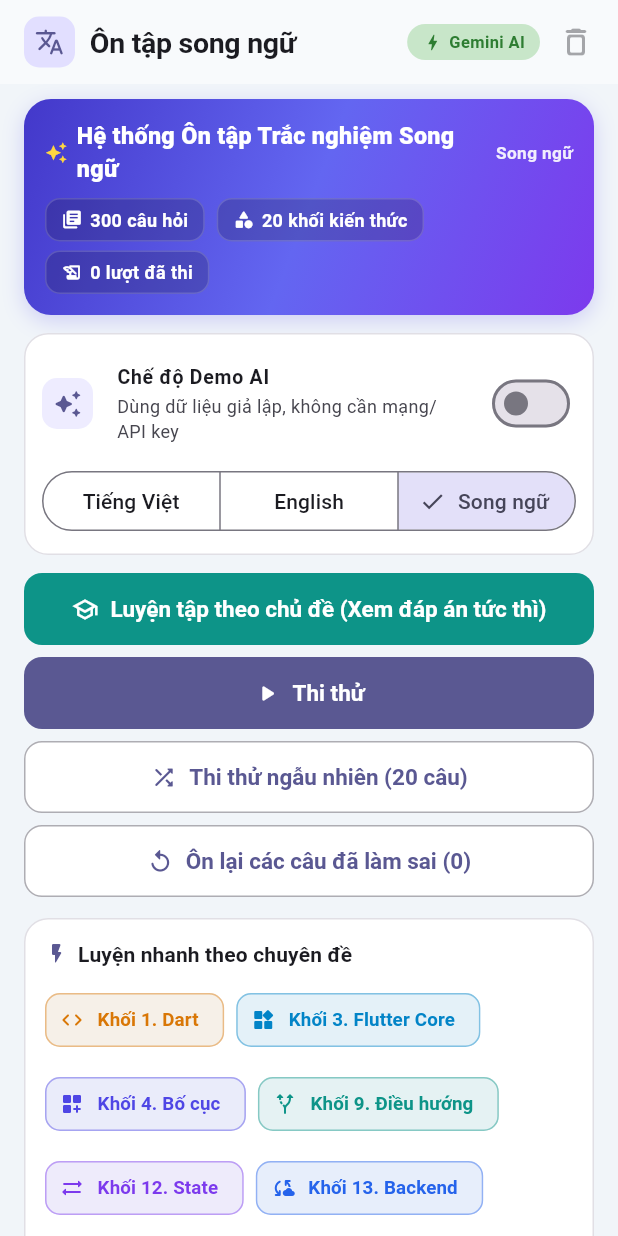
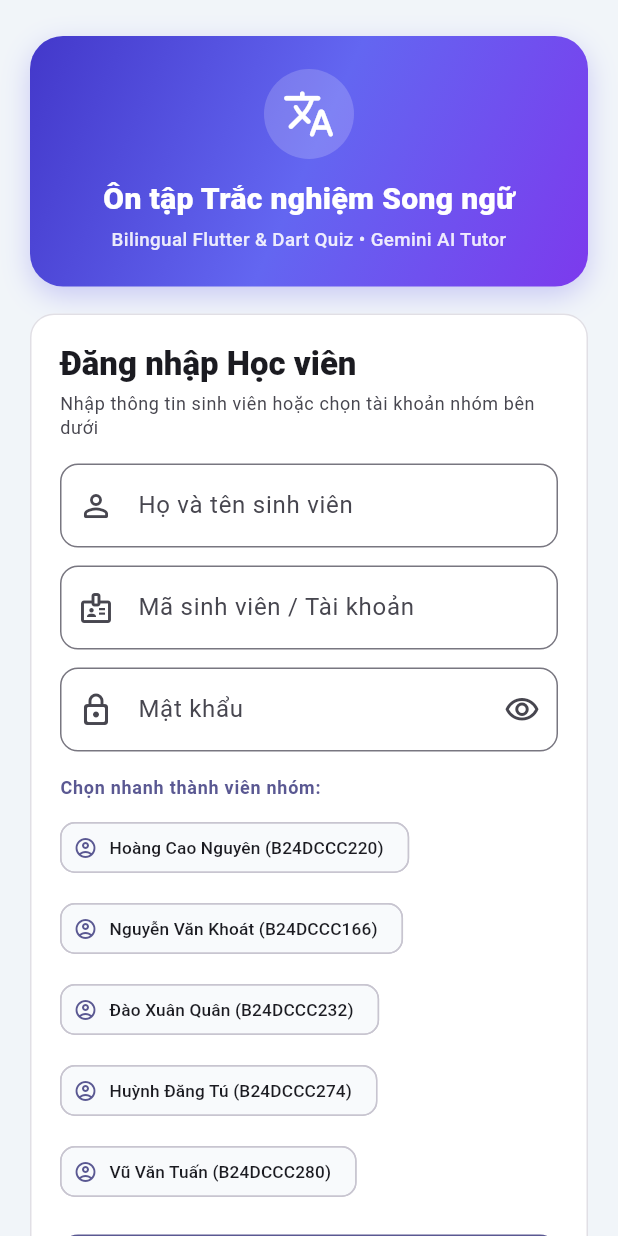
Before and after one commit to nguyenHoang-dev/BTTH_APP_MOBILE, a Flutter app: the screen it shows after launch, on a phone screen of 412 x 824 dp. Run offline on Flutter 3.47's test engine with Material 3 defaults, Android fonts, the phone set to English and light mode, and no system bars; our stand-ins replace device_info_plus, dio, sqflite; accounts and stored records are empty.

Commit message:
feat(auth): add simple student LoginScreen with team quick-fill and logout

```diff
--- a/mobile/lib/app.dart
+++ b/mobile/lib/app.dart
@@ -8,6 +8,7 @@ import 'providers/practice_provider.dart';
 import 'providers/quiz_provider.dart';
 import 'providers/settings_provider.dart';
 import 'screens/home_screen.dart';
+import 'screens/login_screen.dart';
 
 class BilingualQuizApp extends StatelessWidget {
   const BilingualQuizApp({super.key, required this.dependencies});
@@ -111,11 +112,13 @@ class BilingualQuizApp extends StatelessWidget {
           create: (_) => AIProvider(aiRepository: d.aiRepository),
         ),
       ],
-      child: MaterialApp(
-        title: 'Ôn tập trắc nghiệm song ngữ',
-        debugShowCheckedModeBanner: false,
-        theme: buildTheme(),
-        home: const HomeScreen(),
+      child: Consumer<SettingsProvider>(
+        builder: (context, settings, _) => MaterialApp(
+          title: 'Ôn tập trắc nghiệm song ngữ',
+          debugShowCheckedModeBanner: false,
+          theme: buildTheme(),
+          home: settings.isLoggedIn ? const HomeScreen() : const LoginScreen(),
+        ),
       ),
     );
   }
--- a/mobile/lib/providers/settings_provider.dart
+++ b/mobile/lib/providers/settings_provider.dart
@@ -3,17 +3,31 @@ import 'package:flutter/foundation.dart';
 import '../core/config/app_config.dart';
 import '../models/localized_text.dart';
 
-/// Cài đặt người dùng: Demo Mode & ngôn ngữ hiển thị.
+/// Cài đặt người dùng: Demo Mode, ngôn ngữ hiển thị & thông tin đăng nhập học viên.
 class SettingsProvider extends ChangeNotifier {
-  SettingsProvider({bool? demoMode, AppLanguage language = AppLanguage.both})
-      : _demoMode = demoMode ?? AppConfig.demoModeByDefault,
-        _language = language; // ignore: prefer_initializing_formals
+  SettingsProvider({
+    bool? demoMode,
+    AppLanguage language = AppLanguage.both,
+    bool isLoggedIn = false,
+    String studentName = '',
+    String studentId = '',
+  })  : _demoMode = demoMode ?? AppConfig.demoModeByDefault,
+        _language = language, // ignore: prefer_initializing_formals
+        _isLoggedIn = isLoggedIn, // ignore: prefer_initializing_formals
+        _studentName = studentName, // ignore: prefer_initializing_formals
+        _studentId = studentId; // ignore: prefer_initializing_formals
 
   bool _demoMode;
   AppLanguage _language;
+  bool _isLoggedIn;
+  String _studentName;
+  String _studentId;
 
   bool get demoMode => _demoMode;
   AppLanguage get language => _language;
+  bool get isLoggedIn => _isLoggedIn;
+  String get studentName => _studentName;
+  String get studentId => _studentId;
 
   void setDemoMode(bool value) {
     if (_demoMode == value) return;
@@ -26,4 +40,16 @@ class SettingsProvider extends ChangeNotifier {
     _language = value;
     notifyListeners();
   }
+
+  void login({required String name, required String studentId}) {
+    _studentName = name.trim();
+    _studentId = studentId.trim().toUpperCase();
+    _isLoggedIn = true;
+    notifyListeners();
+  }
+
+  void logout() {
+    _isLoggedIn = false;
+    notifyListeners();
+  }
 }
--- a/mobile/lib/screens/home_screen.dart
+++ b/mobile/lib/screens/home_screen.dart
@@ -173,6 +173,13 @@ class _HomeScreenState extends State<HomeScreen> {
             icon: const Icon(Icons.delete_outline_rounded),
             onPressed: canClear ? _confirmClearHistory : null,
           ),
+          if (settings.isLoggedIn)
+            IconButton(
+              key: const Key('logout_button'),
+              tooltip: 'Đăng xuất',
+              icon: const Icon(Icons.logout_rounded),
+              onPressed: settings.logout,
+            ),
           const SizedBox(width: 4),
         ],
       ),
@@ -312,6 +319,36 @@ class _HeroBanner extends StatelessWidget {
             ],
           ),
           const SizedBox(height: 8),
+          if (settings.studentName.isNotEmpty) ...[
+            Container(
+              padding: const EdgeInsets.symmetric(horizontal: 10, vertical: 5),
+              decoration: BoxDecoration(
+                color: Colors.white.withValues(alpha: 0.16),
+                borderRadius: BorderRadius.circular(10),
+              ),
+              child: Row(
+                mainAxisSize: MainAxisSize.min,
+                children: [
+                  const Icon(Icons.person_rounded, size: 15, color: Colors.white),
+                  const SizedBox(width: 6),
+                  Flexible(
+                    child: Text(
+                      settings.studentId.isNotEmpty
+                          ? 'Học viên: ${settings.studentName} (${settings.studentId})'
+                          : 'Học viên: ${settings.studentName}',
+                      style: const TextStyle(
+                        color: Colors.white,
+                        fontSize: 12,
+                        fontWeight: FontWeight.w700,
+                      ),
+                      overflow: TextOverflow.ellipsis,
+                    ),
+                  ),
+                ],
+              ),
+            ),
+            const SizedBox(height: 8),
+          ],
           Wrap(
             spacing: 8,
             runSpacing: 6,
--- /dev/null
+++ b/mobile/lib/screens/login_screen.dart
@@ -0,0 +1,285 @@
+import 'package:flutter/material.dart';
+import 'package:provider/provider.dart';
+
+import '../providers/settings_provider.dart';
+
+/// Màn hình Đăng nhập đơn giản cho học viên trước khi vào trang chủ.
+class LoginScreen extends StatefulWidget {
+  const LoginScreen({super.key});
+
+  @override
+  State<LoginScreen> createState() => _LoginScreenState();
+}
+
+class _LoginScreenState extends State<LoginScreen> {
+  final _formKey = GlobalKey<FormState>();
+  final _nameController = TextEditingController();
+  final _idController = TextEditingController();
+  final _passwordController = TextEditingController();
+  bool _obscurePassword = true;
+
+  static const List<({String name, String id})> _teamMembers = [
+    (name: 'Hoàng Cao Nguyên', id: 'B24DCCC220'),
+    (name: 'Nguyễn Văn Khoát', id: 'B24DCCC166'),
+    (name: 'Đào Xuân Quân', id: 'B24DCCC232'),
+    (name: 'Huỳnh Đăng Tú', id: 'B24DCCC274'),
+    (name: 'Vũ Văn Tuấn', id: 'B24DCCC280'),
+  ];
+
+  @override
+  void dispose() {
+    _nameController.dispose();
+    _idController.dispose();
+    _passwordController.dispose();
+    super.dispose();
+  }
+
+  void _fillMember(({String name, String id}) member) {
+    setState(() {
+      _nameController.text = member.name;
+      _idController.text = member.id;
+      if (_passwordController.text.isEmpty) {
+        _passwordController.text = '123456';
+      }
+    });
+  }
+
+  void _submitLogin() {
+    if (!(_formKey.currentState?.validate() ?? false)) return;
+    context.read<SettingsProvider>().login(
+          name: _nameController.text,
+          studentId: _idController.text,
+        );
+  }
+
+  void _loginAsGuest() {
+    context.read<SettingsProvider>().login(
+          name: 'Học viên Khách',
+          studentId: 'GUEST',
+        );
+  }
+
+  @override
+  Widget build(BuildContext context) {
+    final theme = Theme.of(context);
+    final colorScheme = theme.colorScheme;
+
+    return Scaffold(
+      body: SafeArea(
+        child: Center(
+          child: SingleChildScrollView(
+            padding: const EdgeInsets.symmetric(horizontal: 20, vertical: 24),
+            child: ConstrainedBox(
+              constraints: const BoxConstraints(maxWidth: 440),
+              child: Column(
+                crossAxisAlignment: CrossAxisAlignment.stretch,
+                children: [
+                  // Header thương hiệu ứng dụng
+                  Container(
+                    padding: const EdgeInsets.all(22),
+                    decoration: BoxDecoration(
+                      borderRadius: BorderRadius.circular(22),
+                      gradient: const LinearGradient(
+                        colors: [
+                          Color(0xFF4338CA),
+                          Color(0xFF6366F1),
+                          Color(0xFF7C3AED),
+                        ],
+                        begin: Alignment.topLeft,
+                        end: Alignment.bottomRight,
+                      ),
+                      boxShadow: [
+                        BoxShadow(
+                          color: const Color(0xFF4F46E5).withValues(alpha: 0.25),
+                          blurRadius: 16,
+                          offset: const Offset(0, 6),
+                        ),
+                      ],
+                    ),
+                    child: Column(
+                      children: [
+                        Container(
+                          padding: const EdgeInsets.all(12),
+                          decoration: BoxDecoration(
+                            color: Colors.white.withValues(alpha: 0.18),
+                            shape: BoxShape.circle,
+                          ),
+                          child: const Icon(
+                            Icons.translate_rounded,
+                            size: 36,
+                            color: Colors.white,
+                          ),
+                        ),
+                        const SizedBox(height: 12),
+                        const Text(
+                          'Ôn tập Trắc nghiệm Song ngữ',
+                          textAlign: TextAlign.center,
+                          style: TextStyle(
+                            color: Colors.white,
+                            fontSize: 20,
+                            fontWeight: FontWeight.w800,
+                          ),
+                        ),
+                        const SizedBox(height: 4),
+                        Text(
+                          'Bilingual Flutter & Dart Quiz • Gemini AI Tutor',
+                          textAlign: TextAlign.center,
+                          style: TextStyle(
+                            color: Colors.white.withValues(alpha: 0.88),
+                            fontSize: 12.5,
+                            fontWeight: FontWeight.w500,
+                          ),
+                        ),
+                      ],
+                    ),
+                  ),
+                  const SizedBox(height: 18),
+
+                  // Biểu mẫu đăng nhập
+                  Card(
+                    child: Padding(
+                      padding: const EdgeInsets.all(20),
+                      child: Form(
+                        key: _formKey,
+                        child: Column(
+                          crossAxisAlignment: CrossAxisAlignment.stretch,
+                          children: [
+                            Text(
+                              'Đăng nhập Học viên',
+                              style: theme.textTheme.titleLarge?.copyWith(
+                                fontWeight: FontWeight.w800,
+                              ),
+                            ),
+                            const SizedBox(height: 4),
+                            Text(
+                              'Nhập thông tin sinh viên hoặc chọn tài khoản nhóm bên dưới',
+                              style: theme.textTheme.bodySmall?.copyWith(
+                                color: colorScheme.onSurfaceVariant,
+                              ),
+                            ),
+                            const SizedBox(height: 16),
+                            TextFormField(
+                              key: const Key('login_name_input'),
+                              controller: _nameController,
+                              textInputAction: TextInputAction.next,
+                              decoration: InputDecoration(
+                                labelText: 'Họ và tên sinh viên',
+                                hintText: 'Ví dụ: Hoàng Cao Nguyên',
+                                prefixIcon: const Icon(Icons.person_outline_rounded),
+                                border: OutlineInputBorder(
+                                  borderRadius: BorderRadius.circular(12),
+                                ),
+                              ),
+                              validator: (value) {
+                                if (value == null || value.trim().isEmpty) {
+                                  return 'Vui lòng nhập họ và tên';
+                                }
+                                return null;
+                              },
+                            ),
+                            const SizedBox(height: 12),
+                            TextFormField(
+                              key: const Key('login_id_input'),
+                              controller: _idController,
+                              textCapitalization: TextCapitalization.characters,
+                              textInputAction: TextInputAction.next,
+                              decoration: InputDecoration(
+                                labelText: 'Mã sinh viên / Tài khoản',
+                                hintText: 'Ví dụ: B24DCCC220',
+                                prefixIcon: const Icon(Icons.badge_outlined),
+                                border: OutlineInputBorder(
+                                  borderRadius: BorderRadius.circular(12),
+                                ),
+                              ),
+                              validator: (value) {
+                                if (value == null || value.trim().isEmpty) {
+                                  return 'Vui lòng nhập mã sinh viên';
+                                }
+                                return null;
+                              },
+                            ),
+                            const SizedBox(height: 12),
+                            TextFormField(
+                              key: const Key('login_password_input'),
+                              controller: _passwordController,
+                              obscureText: _obscurePassword,
+                              textInputAction: TextInputAction.done,
+                              onFieldSubmitted: (_) => _submitLogin(),
+                              decoration: InputDecoration(
+                                labelText: 'Mật khẩu',
+                                hintText: 'Nhập mật khẩu (tối thiểu 4 ký tự)',
+                                prefixIcon: const Icon(Icons.lock_outline_rounded),
+                                suffixIcon: IconButton(
+                                  tooltip: _obscurePassword ? 'Hiện mật khẩu' : 'Ẩn mật khẩu',
+                                  icon: Icon(
+                                    _obscurePassword
+                                        ? Icons.visibility_outlined
+                                        : Icons.visibility_off_outlined,
+                                  ),
+                                  onPressed: () {
+                                    setState(() => _obscurePassword = !_obscurePassword);
+                                  },
+                                ),
+                                border: OutlineInputBorder(
+                                  borderRadius: BorderRadius.circular(12),
+                                ),
+                              ),
+                              validator: (value) {
+                                if (value == null || value.trim().length < 4) {
+                                  return 'Mật khẩu cần ít nhất 4 ký tự';
+                                }
+                                return null;
+                              },
+                            ),
+                            const SizedBox(height: 16),
+                            Text(
+                              'Chọn nhanh thành viên nhóm:',
+                              style: theme.textTheme.labelMedium?.copyWith(
+                                fontWeight: FontWeight.w700,
+                                color: colorScheme.primary,
+                              ),
+                            ),
+                            const SizedBox(height: 8),
+                            Wrap(
+                              spacing: 6,
+                              runSpacing: 6,
+                              children: [
+                                for (final member in _teamMembers)
+                                  ActionChip(
+                                    avatar: const Icon(Icons.account_circle_outlined, size: 16),
+                                    label: Text(
+                                      '${member.name} (${member.id})',
+                                      style: const TextStyle(fontSize: 11.5),
+                                    ),
+                                    onPressed: () => _fillMember(member),
+                                  ),
+                              ],
+                            ),
+                            const SizedBox(height: 18),
+                            FilledButton.icon(
+                              key: const Key('login_submit_button'),
+                              onPressed: _submitLogin,
+                              icon: const Icon(Icons.login_rounded),
+                              label: const Text('Đăng nhập'),
+                            ),
+                            const SizedBox(height: 8),
+                            TextButton.icon(
+                              key: const Key('login_guest_button'),
+                              onPressed: _loginAsGuest,
+                              icon: const Icon(Icons.arrow_forward_rounded, size: 18),
+                              label: const Text('Vào nhanh với tư cách Khách (Guest)'),
+                            ),
+                          ],
+                        ),
+                      ),
+                    ),
+                  ),
+                ],
+              ),
+            ),
+          ),
+        ),
+      ),
+    );
+  }
+}
```
